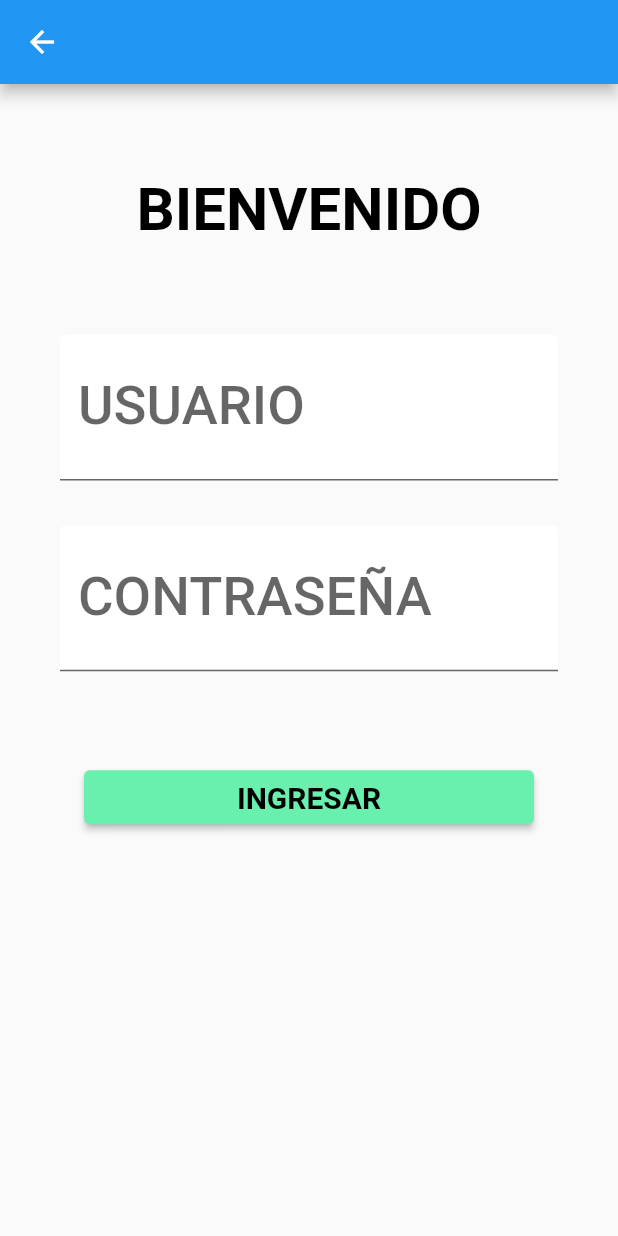
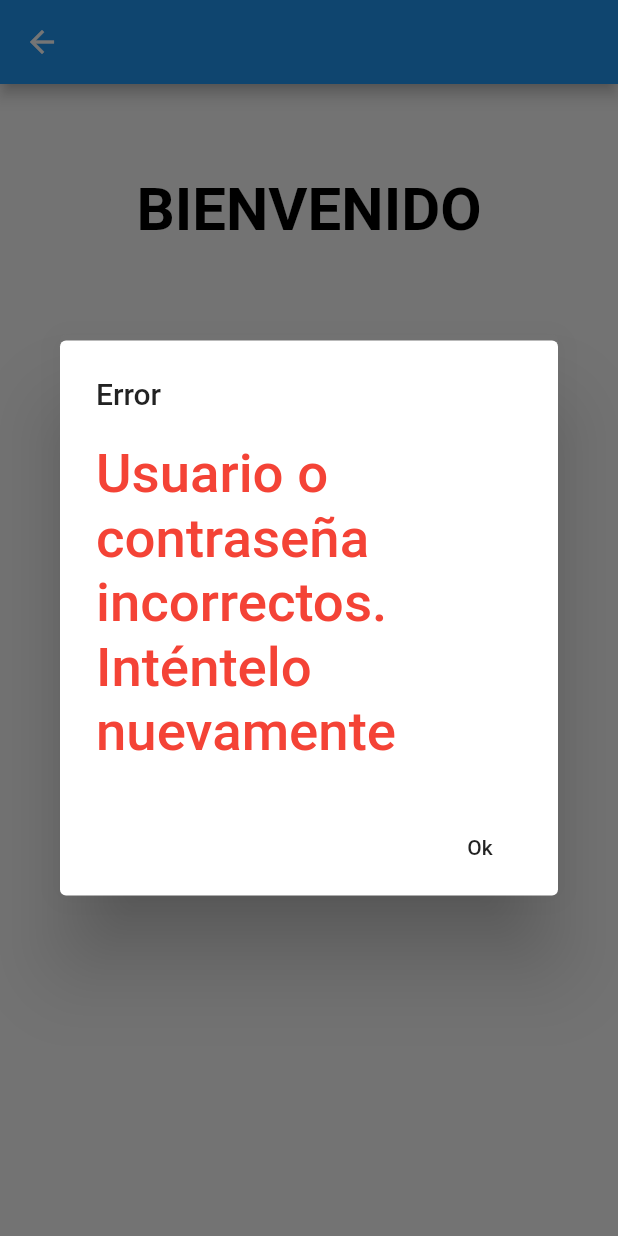
Before and after one commit to Shinoda2/PRY20220116-Recursos-TDP, a Flutter app: the LoginMedico screen opened directly, after a tap on "INGRESAR", on a phone screen of 412 x 824 dp. Run offline on Flutter 3.47's test engine with Material 2 defaults, Android fonts, the phone set to English and light mode, and no system bars; our stand-ins replace flutter_chat_types, flutter_chat_ui, table_calendar; Roboto replaces fonts that are missing (Montserrat).

Commit message:
Updated screen LoginMedico

```diff
--- a/lib/main.dart
+++ b/lib/main.dart
@@ -85,7 +85,7 @@ class MyApp extends StatelessWidget {
         )
       ),
       debugShowCheckedModeBanner: false,
-      home: Calendar(),
+      home: LoginMedico(),
       //initialRoute: '/home',
       /*routes: {
         '/': (context) => const Login(),
--- a/lib/screens/login_medico.dart
+++ b/lib/screens/login_medico.dart
@@ -72,7 +72,21 @@ class _LoginMedicoState extends State<LoginMedico> {
                     ),
                     SizedBox(height: 60),
                     ElevatedButton(
-                        onPressed: (){},
+                        onPressed: (){
+                          showDialog(
+                              context: context,
+                              builder: (context)=> AlertDialog(
+                                title: Text('Error'),
+                                content: Text('Usuario o contraseña incorrectos. Inténtelo nuevamente',
+                                  style: TextStyle(color: Colors.red),
+                                ),
+                                actions: <Widget>[
+                                  FlatButton(onPressed: () {  },
+                                  child: Text('Ok')),
+                                ],
+                              ),
+                          );
+                        },
                         style: ButtonStyle(
                           backgroundColor: MaterialStateProperty.all<Color>(Colors.greenAccent),
                           fixedSize: MaterialStateProperty.all<Size>(Size.fromWidth(300)),
```
